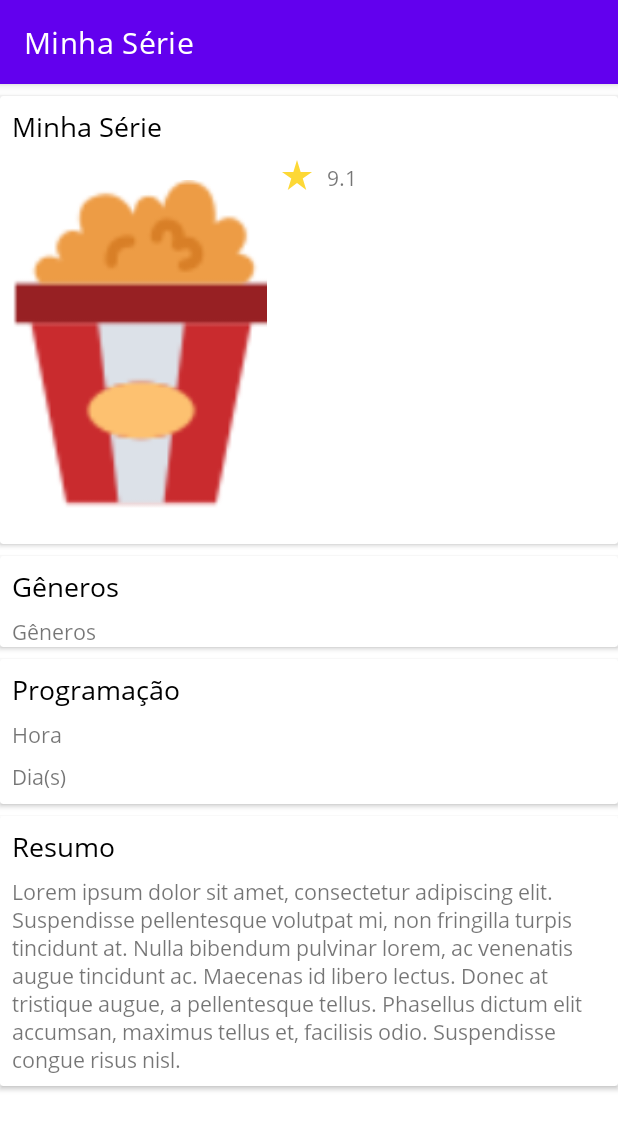
After one commit to marcelonomad/MinhaSerie, an Android app: the ShowDetail screen opened directly, with no data from a screen before it, on a phone screen of 412 x 824 dp. The commit adds this screen. Shown: the top 1130 px of the screen. Run offline under Robolectric (Android 15) with nearby library versions, the phone set to English and light mode, and no system bars; pictures from the network do not load; 1 statement that could not run was skipped.

Commit message:
Detalhes da Série

```diff
--- a/app/src/main/java/com/nomad/minhaserie/api/TVMazeApi.kt
+++ b/app/src/main/java/com/nomad/minhaserie/dataaccess/api/TVMazeApi.kt
@@ -1,4 +1,4 @@
-package com.nomad.minhaserie.api
+package com.nomad.minhaserie.dataaccess.api
 
 import com.nomad.minhaserie.dataaccess.models.Show
 import com.nomad.minhaserie.dataaccess.models.ShowByName
@@ -6,6 +6,7 @@ import retrofit2.Call
 import retrofit2.Retrofit
 import retrofit2.converter.gson.GsonConverterFactory
 import retrofit2.http.GET
+import retrofit2.http.Path
 import retrofit2.http.Query
 
 class TVMazeApi {
@@ -22,8 +23,11 @@ class TVMazeApi {
 
 interface TVMazeEndpoints {
     @GET("show/")
-    fun getShowByPage(@Query("page") page: Int): Call<List<Show>>
+    fun getShowsByPage(@Query("page") page: Int): Call<List<Show>>
 
     @GET("search/shows/")
     fun getShowsByName(@Query("q") q: String): Call<List<ShowByName>>
+
+    @GET("shows/{id}")
+    fun getShowById(@Path(value = "id") id: Int): Call<Show>
 }
--- a/app/src/main/java/com/nomad/minhaserie/dataaccess/models/Show.kt
+++ b/app/src/main/java/com/nomad/minhaserie/dataaccess/models/Show.kt
@@ -27,7 +27,10 @@ data class Show(
 
     @SerializedName("rating")
     @Expose
-    val rating: Rating
+    val rating: Rating,
+    @SerializedName("schedule")
+    @Expose
+    val schedule: Schedule
 )
 
 
--- /dev/null
+++ b/app/src/main/java/com/nomad/minhaserie/ui/ShowDetail.kt
@@ -0,0 +1,101 @@
+package com.nomad.minhaserie.ui
+
+import android.annotation.SuppressLint
+import androidx.appcompat.app.AppCompatActivity
+import android.os.Bundle
+import android.text.Html
+import android.view.View
+import com.bumptech.glide.Glide
+import com.bumptech.glide.request.RequestOptions
+import com.nomad.minhaserie.R
+import com.nomad.minhaserie.dataaccess.api.TVMazeApi
+import com.nomad.minhaserie.dataaccess.api.TVMazeEndpoints
+import com.nomad.minhaserie.dataaccess.models.Show
+import kotlinx.android.synthetic.main.activity_main.*
+import kotlinx.android.synthetic.main.activity_show_detail.*
+import retrofit2.Call
+import retrofit2.Response
+
+class ShowDetail : AppCompatActivity() {
+    var id: Int = 0
+    private val client = TVMazeApi.getInstance()
+    private val tvMaze = client.create(TVMazeEndpoints::class.java)
+    private lateinit var show: Show
+
+    override fun onCreate(savedInstanceState: Bundle?) {
+        super.onCreate(savedInstanceState)
+        setContentView(R.layout.activity_show_detail)
+        id = intent.getSerializableExtra("id") as Int
+
+        getShowById()
+    }
+
+
+    private fun getShowById() {
+        val show = tvMaze.getShowById(id)
+        pgbShowDetalhe.visibility = View.VISIBLE
+        srvShowDetalhe.visibility = View.GONE
+
+        show.enqueue(object : retrofit2.Callback<Show> {
+            override fun onFailure(call: Call<Show>, t: Throwable) {
+                //TODO:falha
+                pgbShowDetalhe.visibility = View.GONE
+                srvShowDetalhe.visibility = View.VISIBLE
+
+            }
+
+            override fun onResponse(
+                call: Call<Show>,
+                response: Response<Show>
+            ) {
+                if (response.body() != null) {
+                    this@ShowDetail.show = response.body()!!
+                    pgbShowDetalhe.visibility = View.GONE
+                    loadShowData()
+                    srvShowDetalhe.visibility = View.VISIBLE
+                }
+            }
+        })
+    }
+
+    @SuppressLint("SetTextI18n")
+    private fun loadShowData() {
+        lblNomeShow.text = show.name
+        lblShowRateDetalhe.text = show.rating.average.toString()
+        if (show.image?.medium != null) {
+            Glide.with(this)
+                .load(show.image.medium)
+                .placeholder(R.drawable.popcorn)
+                .apply(RequestOptions().override(200, 300))
+                .into(imgShowDetalhe)
+        } else {
+            Glide.with(this)
+                .load(R.drawable.popcorn)
+                .apply(RequestOptions().override(200, 300))
+                .into(imgShowDetalhe)
+
+        }
+        if (show.genres.isNotEmpty()) {
+            var showGeneros = show.genres
+            var generos = showGeneros[0]
+            if (showGeneros.size > 1)
+                for (i in 1 until showGeneros.size)
+                    generos.plus(", ${showGeneros[i]}")
+            lblShowGeneros.text = generos
+        }
+
+        lblHoraShowDetalhe.text = "${getString(R.string.hour)}: ${show.schedule.time}"
+        if (show.schedule.days.isNotEmpty()) {
+            var dias = show.schedule.days
+            var programacaoDias = "${getString(R.string.days)}: ${dias[0]}"
+            if (dias.size > 1)
+                for (i in 1 until dias.size)
+                    programacaoDias = programacaoDias.plus(", ${dias[i]}")
+            lblDiaShowDetalhe.text = programacaoDias
+        }
+        if (show.summary.isNullOrEmpty())
+            lblShowResumoDetalheTexto.text = ""
+        else
+            lblShowResumoDetalheTexto.text = Html.fromHtml(show.summary)
+    }
+}
--- /dev/null
+++ b/app/src/main/res/layout/activity_show_detail.xml
@@ -0,0 +1,217 @@
+<?xml version="1.0" encoding="utf-8"?>
+<androidx.constraintlayout.widget.ConstraintLayout xmlns:android="http://schemas.android.com/apk/res/android"
+    xmlns:app="http://schemas.android.com/apk/res-auto"
+    xmlns:tools="http://schemas.android.com/tools"
+    android:layout_width="match_parent"
+    android:layout_height="match_parent"
+    tools:context=".ui.ShowDetail">
+
+    <ScrollView
+        android:id="@+id/srvShowDetalhe"
+        android:layout_width="match_parent"
+        android:layout_height="match_parent"
+        app:layout_constraintBottom_toBottomOf="parent"
+        app:layout_constraintEnd_toEndOf="parent"
+        app:layout_constraintStart_toStartOf="parent"
+        app:layout_constraintTop_toTopOf="parent"
+        tools:visibility="visible">
+
+        <LinearLayout
+            android:layout_width="match_parent"
+            android:layout_height="wrap_content"
+            android:layout_marginBottom="5dp"
+            android:orientation="vertical">
+
+            <androidx.cardview.widget.CardView
+                android:layout_width="match_parent"
+                android:layout_height="wrap_content"
+                android:layout_marginTop="8dp"
+                android:layout_marginBottom="8dp">
+
+                <androidx.constraintlayout.widget.ConstraintLayout
+                    android:layout_width="match_parent"
+                    android:layout_height="match_parent">
+
+                    <TextView
+                        android:id="@+id/lblNomeShow"
+                        android:layout_width="wrap_content"
+                        android:layout_height="wrap_content"
+                        android:layout_marginStart="8dp"
+                        android:layout_marginTop="8dp"
+                        android:text="@string/app_name"
+                        android:textColor="@color/black"
+                        android:textSize="18sp"
+                        app:layout_constraintStart_toStartOf="parent"
+                        app:layout_constraintTop_toTopOf="parent" />
+
+                    <ImageView
+                        android:id="@+id/imgShowDetalhe"
+                        android:layout_width="@dimen/image_show_detail_width"
+                        android:layout_height="@dimen/image_show_detail_height"
+                        android:layout_marginStart="8dp"
+                        android:layout_marginTop="8dp"
+                        android:layout_marginBottom="8dp"
+                        app:layout_constraintBottom_toBottomOf="parent"
+                        app:layout_constraintStart_toStartOf="parent"
+                        app:layout_constraintTop_toBottomOf="@+id/lblNomeShow"
+                        app:srcCompat="@drawable/popcorn" />
+
+                    <ImageView
+                        android:id="@+id/imgRateShowDetalhe"
+                        android:layout_width="wrap_content"
+                        android:layout_height="wrap_content"
+                        android:layout_marginStart="8dp"
+                        android:layout_marginTop="8dp"
+                        app:layout_constraintStart_toEndOf="@+id/imgShowDetalhe"
+                        app:layout_constraintTop_toBottomOf="@+id/lblNomeShow"
+                        app:srcCompat="@drawable/star" />
+
+                    <TextView
+                        android:id="@+id/lblShowRateDetalhe"
+                        android:layout_width="wrap_content"
+                        android:layout_height="wrap_content"
+                        android:layout_marginStart="8dp"
+                        android:layout_marginTop="12dp"
+                        android:text="@string/show_rate"
+                        app:layout_constraintStart_toEndOf="@+id/imgRateShowDetalhe"
+                        app:layout_constraintTop_toBottomOf="@+id/lblNomeShow" />
+                </androidx.constraintlayout.widget.ConstraintLayout>
+            </androidx.cardview.widget.CardView>
+
+            <androidx.cardview.widget.CardView
+                android:layout_width="match_parent"
+                android:layout_height="match_parent"
+                android:layout_marginBottom="8dp">
+
+                <androidx.constraintlayout.widget.ConstraintLayout
+                    android:layout_width="match_parent"
+                    android:layout_height="match_parent">
+
+                    <TextView
+                        android:id="@+id/lblShowGenero"
+                        android:layout_width="wrap_content"
+                        android:layout_height="wrap_content"
+                        android:layout_marginStart="8dp"
+                        android:layout_marginTop="8dp"
+                        android:text="@string/genres"
+                        android:textColor="@color/black"
+                        android:textSize="18sp"
+                        app:layout_constraintStart_toStartOf="parent"
+                        app:layout_constraintTop_toTopOf="parent" />
+
+                    <TextView
+                        android:id="@+id/lblShowGeneros"
+                        android:layout_width="0dp"
+                        android:layout_height="wrap_content"
+                        android:layout_marginStart="8dp"
+                        android:layout_marginTop="8dp"
+                        android:layout_marginEnd="8dp"
+                        android:text="@string/genres"
+                        app:layout_constraintEnd_toEndOf="parent"
+                        app:layout_constraintStart_toStartOf="parent"
+                        app:layout_constraintTop_toBottomOf="@+id/lblShowGenero" />
+
+                </androidx.constraintlayout.widget.ConstraintLayout>
+            </androidx.cardview.widget.CardView>
+
+            <androidx.cardview.widget.CardView
+                android:layout_width="match_parent"
+                android:layout_height="match_parent"
+                android:layout_marginBottom="8dp">
+
+                <androidx.constraintlayout.widget.ConstraintLayout
+                    android:layout_width="match_parent"
+                    android:layout_height="match_parent">
+
+                    <TextView
+                        android:id="@+id/lblProgramacaoDetalhe"
+                        android:layout_width="wrap_content"
+                        android:layout_height="wrap_content"
+                        android:layout_marginStart="8dp"
+                        android:layout_marginTop="8dp"
+                        android:text="@string/programacao"
+                        android:textColor="@color/black"
+                        android:textSize="18sp"
+                        app:layout_constraintStart_toStartOf="parent"
+                        app:layout_constraintTop_toTopOf="parent" />
+
+                    <TextView
+                        android:id="@+id/lblHoraShowDetalhe"
+                        android:layout_width="wrap_content"
+                        android:layout_height="wrap_content"
+                        android:layout_marginStart="8dp"
+                        android:layout_marginTop="8dp"
+                        android:text="@string/hour"
+                        app:layout_constraintStart_toStartOf="parent"
+                        app:layout_constraintTop_toBottomOf="@+id/lblProgramacaoDetalhe" />
+
+                    <TextView
+                        android:id="@+id/lblDiaShowDetalhe"
+                        android:layout_width="0dp"
+                        android:layout_height="wrap_content"
+                        android:layout_marginStart="8dp"
+                        android:layout_marginTop="8dp"
+                        android:layout_marginEnd="8dp"
+                        android:layout_marginBottom="8dp"
+                        android:text="@string/days"
+                        app:layout_constraintBottom_toBottomOf="parent"
+                        app:layout_constraintEnd_toEndOf="parent"
+                        app:layout_constraintStart_toStartOf="parent"
+                        app:layout_constraintTop_toBottomOf="@+id/lblHoraShowDetalhe" />
+                </androidx.constraintlayout.widget.ConstraintLayout>
+            </androidx.cardview.widget.CardView>
+
+            <androidx.cardview.widget.CardView
+                android:layout_width="match_parent"
+                android:layout_height="match_parent"
+                android:layout_marginBottom="8dp">
+
+                <androidx.constraintlayout.widget.ConstraintLayout
+                    android:layout_width="match_parent"
+                    android:layout_height="match_parent">
+
+                    <TextView
+                        android:id="@+id/lblShowResumoDetalhe"
+                        android:layout_width="wrap_content"
+                        android:layout_height="wrap_content"
+                        android:layout_marginStart="8dp"
+                        android:layout_marginTop="8dp"
+                        android:text="@string/summary"
+                        android:textColor="@color/black"
+                        android:textSize="18sp"
+                        app:layout_constraintStart_toStartOf="parent"
+                        app:layout_constraintTop_toTopOf="parent" />
+
+                    <TextView
+                        android:id="@+id/lblShowResumoDetalheTexto"
+                        android:layout_width="0dp"
+                        android:layout_height="wrap_content"
+                        android:layout_marginStart="8dp"
+                        android:layout_marginTop="8dp"
+                        android:layout_marginEnd="8dp"
+                        android:layout_marginBottom="8dp"
+                        android:text="@string/Resumo"
+                        app:layout_constraintBottom_toBottomOf="parent"
+                        app:layout_constraintEnd_toEndOf="parent"
+                        app:layout_constraintStart_toStartOf="parent"
+                        app:layout_constraintTop_toBottomOf="@+id/lblShowResumoDetalhe" />
+                </androidx.constraintlayout.widget.ConstraintLayout>
+            </androidx.cardview.widget.CardView>
+        </LinearLayout>
+    </ScrollView>
+
+    <ProgressBar
+        android:id="@+id/pgbShowDetalhe"
+        style="?android:attr/progressBarStyle"
+        android:layout_width="wrap_content"
+        android:layout_height="wrap_content"
+        android:layout_marginStart="8dp"
+        android:layout_marginTop="8dp"
+        android:layout_marginEnd="8dp"
+        android:layout_marginBottom="8dp"
+        app:layout_constraintBottom_toBottomOf="parent"
+        app:layout_constraintEnd_toEndOf="parent"
+        app:layout_constraintStart_toStartOf="parent"
+        app:layout_constraintTop_toTopOf="parent" />
+
+</androidx.constraintlayout.widget.ConstraintLayout>
--- a/app/src/main/res/layout/item_show.xml
+++ b/app/src/main/res/layout/item_show.xml
@@ -6,6 +6,7 @@
     android:layout_height="wrap_content">
 
     <androidx.cardview.widget.CardView
+        android:id="@+id/crdShow"
         android:layout_width="match_parent"
         android:layout_height="wrap_content"
         android:layout_marginStart="8dp"
--- a/app/src/main/res/values/dimens.xml
+++ b/app/src/main/res/values/dimens.xml
@@ -1,4 +1,7 @@
 <?xml version="1.0" encoding="utf-8"?>
 <resources>
     <dimen name="icon_size">256dp</dimen>
+    <dimen name="genres_size">80dp</dimen>
+    <dimen name="image_show_detail_width">170dp</dimen>
+    <dimen name="image_show_detail_height">250dp</dimen>
 </resources>
--- a/app/src/main/res/values/strings.xml
+++ b/app/src/main/res/values/strings.xml
@@ -3,4 +3,11 @@
     <string name="show_rate">9.1</string>
     <string name="name">Nome</string>
     <string name="search">Procurar</string>
+    <string name="genres" >Gêneros</string>
+    <string name="programacao">Programação</string>
+    <string name="hour">Hora</string>
+    <string name="days">Dia(s)</string>
+    <string name="summary">Resumo</string>
+    <string name="Resumo">Lorem ipsum dolor sit amet, consectetur adipiscing elit. Suspendisse pellentesque volutpat mi, non fringilla turpis tincidunt at. Nulla bibendum pulvinar lorem, ac venenatis augue tincidunt ac. Maecenas id libero lectus. Donec at tristique augue, a pellentesque tellus. Phasellus dictum elit accumsan, maximus tellus et, facilisis odio. Suspendisse congue risus nisl.</string>
+
 </resources>
```
Also changed, not shown: app/src/main/AndroidManifest.xml (+3 -9 lines), app/src/main/java/com/nomad/minhaserie/adapter/ShowAdapter.kt (+10 -42 lines), app/src/main/java/com/nomad/minhaserie/dataaccess/models/Schedule.kt (added, +13 -0 lines), app/src/main/java/com/nomad/minhaserie/ui/MainActivity.kt (+6 -19 lines).
